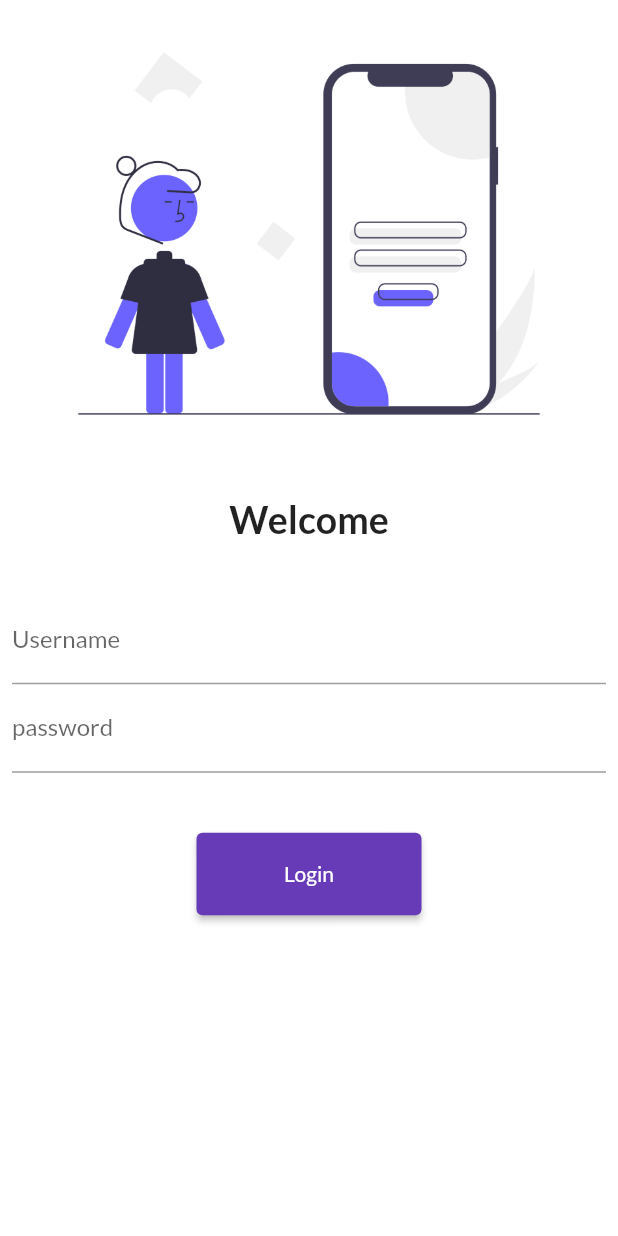
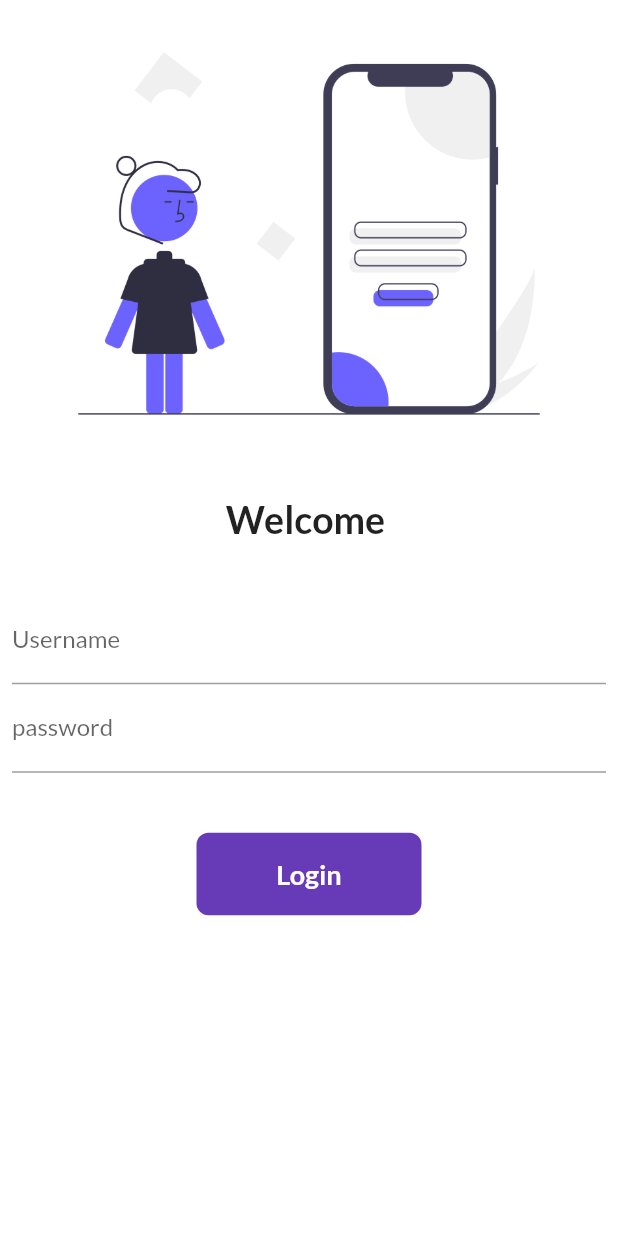
Before and after one commit to KrishnaTrada/Catalog-App, a Flutter app: the screen it shows after launch, on a phone screen of 412 x 824 dp. Run offline on Flutter 3.47's test engine with Material 2 defaults, Android fonts, the phone set to English and light mode, and no system bars; our stand-ins replace google_fonts.

Commit message:
day8 is completed

```diff
--- a/lib/login_page.dart
+++ b/lib/login_page.dart
@@ -2,22 +2,33 @@ import 'package:flutter/material.dart';
 import 'package:flutter_application_1/utils/routes.dart';
 
 // ignore: use_key_in_widget_constructors
-class LoginPage extends StatelessWidget {
+class LoginPage extends StatefulWidget {
+  @override
+  State<LoginPage> createState() => _LoginPageState();
+}
+
+class _LoginPageState extends State<LoginPage> {
+  String name = "";
+  bool changeButton = false;
+  final _formKey = GlobalKey<FormState>();
+
+  moveToHome(BuildContext context) async {
+    if (_formKey.currentState!.validate()) {
+      setState(() {
+        changeButton = true;
+      });
+      await Future.delayed(Duration(seconds: 1));
+      await Navigator.pushNamed(context, MyRoutes.homeRoute);
+      setState(() {
+        changeButton = false;
+      });
+    }
+  }
+
   @override
   Widget build(BuildContext context) {
     return Material(
       color: Colors.white,
-      // child: Center(
-      //   child: Text(
-      //     "This is login page.",
-      //     style: TextStyle(
-      //       fontSize: 25,
-      //       color: Colors.lightBlue,
-      //       fontWeight: FontWeight.bold,
-      //     ),
-      //     // textScaleFactor: 3.0,
-      //   ),
-      // ),
       child: SingleChildScrollView(
         child: Column(
           children: [
@@ -29,7 +40,7 @@ class LoginPage extends StatelessWidget {
               height: 20.0,
             ),
             Text(
-              "Welcome",
+              "Welcome $name",
               style: TextStyle(
                 fontSize: 25,
                 fontWeight: FontWeight.bold,
@@ -41,6 +52,8 @@ class LoginPage extends StatelessWidget {
             Padding(
               padding:
                   const EdgeInsets.symmetric(vertical: 16.0, horizontal: 8.0),
+              child: Form(
+                key: _formKey,
                 child: Column(
                   children: [
                     TextFormField(
@@ -48,6 +61,16 @@ class LoginPage extends StatelessWidget {
                         hintText: "Enter username",
                         labelText: "Username",
                       ),
+                      validator: (value) {
+                        if (value == null || value.isEmpty) {
+                          return "Username can not be empty.";
+                        }
+                        return null;
+                      },
+                      onChanged: (value) {
+                        name = value;
+                        setState(() {});
+                      },
                     ),
                     TextFormField(
                       obscureText: true,
@@ -55,18 +78,54 @@ class LoginPage extends StatelessWidget {
                         hintText: "Enter password",
                         labelText: "password",
                       ),
+                      validator: (value) {
+                        if (value == null || value.isEmpty) {
+                          return "Password can not be empty";
+                        } else if (value.length < 6) {
+                          return "Password length should be atleast 6.";
+                        }
+                        return null;
+                      },
                     ),
                     SizedBox(
                       height: 40.0,
                     ),
-                  ElevatedButton(
-                    child: Text("Login"),
-                    style: TextButton.styleFrom(minimumSize: Size(150, 55)),
-                    onPressed: () {
-                      Navigator.pushNamed(context, MyRoutes.homeRoute);
-                    },
+                    Material(
+                      color: Colors.deepPurple,
+                      borderRadius:
+                          BorderRadius.circular(changeButton ? 50 : 8),
+                      child: InkWell(
+                        onTap: () => moveToHome(context),
+                        child: AnimatedContainer(
+                          duration: Duration(seconds: 1),
+                          width: changeButton ? 50 : 150,
+                          height: 55,
+                          alignment: Alignment.center,
+                          child: changeButton
+                              ? Icon(
+                                  Icons.done,
+                                  color: Colors.white,
+                                )
+                              : Text(
+                                  "Login",
+                                  style: TextStyle(
+                                    color: Colors.white,
+                                    fontWeight: FontWeight.bold,
+                                    fontSize: 18,
                                   ),
+                                ),
+                        ),
+                      ),
+                    ),
+                    // ElevatedButton(
+                    //   child: Text("Login"),
+                    //   style: TextButton.styleFrom(minimumSize: Size(150, 55)),
+                    //   onPressed: () {
+                    //     Navigator.pushNamed(context, MyRoutes.homeRoute);
+                    //   },
+                    // ),
                   ],
+                ),
               ),
             ),
           ],
```
Also changed, not shown: pubspec.lock, 1 other file. Lines whose indentation alone changed are shown as unchanged.
